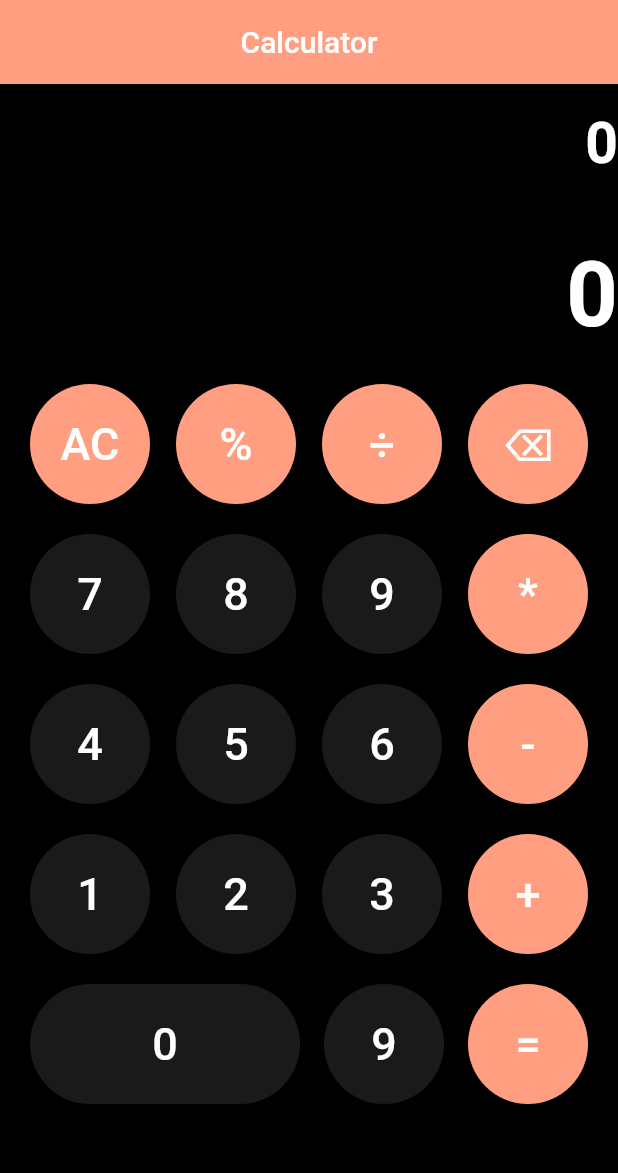
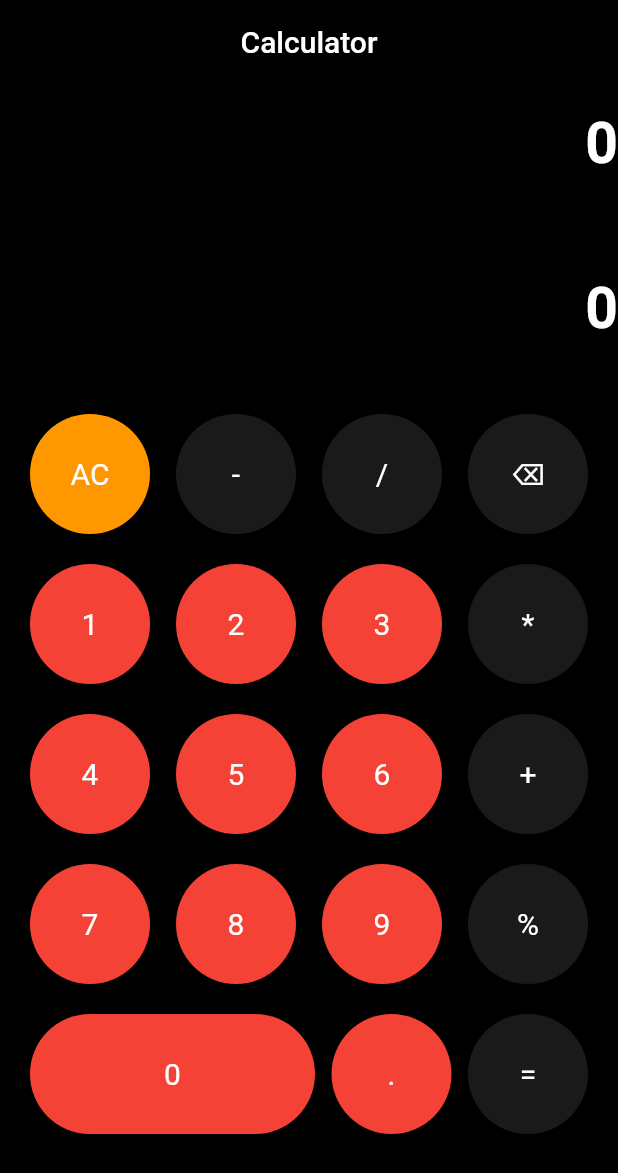
Before and after one commit to Saugat-Shrestha/calculator, a Flutter app: the screen it shows after launch, on a phone screen of 412 x 824 dp. Shown: the top 1173 px of the screen. Run offline on Flutter 3.47's test engine with Material 2 defaults, Android fonts, the phone set to English and light mode, and no system bars; our stand-ins replace math_expressions.

Commit message:
did again because why not

```diff
--- a/lib/main.dart
+++ b/lib/main.dart
@@ -10,7 +10,7 @@ class Calculator extends StatelessWidget {
 
   @override
   Widget build(BuildContext context) {
-    return const MaterialApp(
+    return MaterialApp(
       debugShowCheckedModeBanner: false,
       home: MyCalculator(),
     );
@@ -25,25 +25,21 @@ class MyCalculator extends StatefulWidget {
 }
 
 class _MyCalculatorState extends State<MyCalculator> {
-  String equation = "0";
-  String result = "0";
+  String equation = '0';
+  String result = " 0";
   String expression = "";
-  buttonPresed(Txt) {
+  bottonPressed(TextBtn) {
     setState(() {
-      if (Txt == 'AC') {
-        equation = '0';
-        result = '0';
-      } else if (Txt == '⌫') {
+      if (TextBtn == 'AC') {
+        equation = "0";
+        result = "0";
+      } else if (TextBtn == "⌫") {
         equation = equation.substring(0, equation.length - 1);
-
-        if (equation == '') {
+        if (equation == "") {
           equation = '0';
         }
-      } else if (Txt == '=') {
+      } else if (TextBtn == "=") {
         expression = equation;
-        expression = expression.replaceAll('x', '*');
-        expression = expression.replaceAll('÷', '/');
-        expression = expression.replaceAll('÷', '+');
 
         try {
           Parser p = Parser();
@@ -51,44 +47,41 @@ class _MyCalculatorState extends State<MyCalculator> {
           ContextModel cm = ContextModel();
           result = '${exp.evaluate(EvaluationType.REAL, cm)}';
         } catch (e) {
-          'Error';
+          "error";
         }
       } else {
         if (equation == '0') {
-          equation = Txt;
-        } else
-          equation = equation + Txt;
+          equation = TextBtn;
+        } else {
+          equation = equation + TextBtn;
+        }
       }
     });
   }
 
-  //widget
-  Widget CalBtn(
-    String Txt,
-    Color txtbar,
-    double btnwidth,
+  Widget calbtn(
+    String TextBtn,
+    Color backColor,
+    double btnWidth,
     Color btnColor,
   ) {
     return InkWell(
       onTap: () {
-        buttonPresed(Txt);
+        bottonPressed(TextBtn);
       },
       child: Container(
+        width: btnWidth,
         alignment: Alignment.center,
-          width: btnwidth,
         height: 80,
         decoration: BoxDecoration(
-            color: btnColor,
+          color: backColor,
           borderRadius: BorderRadius.circular(50),
         ),
         child: Text(
-            Txt,
-            style: TextStyle(
-              color: txtbar,
-              fontSize: 30,
-              fontWeight: FontWeight.w500,
+          TextBtn,
+          style: TextStyle(color: btnColor, fontSize: 20),
         ),
-          )),
+      ),
     );
   }
 
@@ -97,23 +90,24 @@ class _MyCalculatorState extends State<MyCalculator> {
     return Scaffold(
       backgroundColor: Colors.black,
       appBar: AppBar(
+        shape: BeveledRectangleBorder(borderRadius: BorderRadius.circular(8)),
         centerTitle: true,
-        backgroundColor: Colors.deepOrangeAccent[100],
         title: Text("Calculator"),
+        backgroundColor: Colors.black,
       ),
       body: SingleChildScrollView(
         child: Column(
           children: [
             Container(
+              alignment: Alignment.centerRight,
               height: 80,
               width: double.infinity,
-              alignment: Alignment.centerRight,
               color: Colors.black,
               child: Text(
                 equation,
                 style: TextStyle(
+                    fontSize: 38,
                     color: Colors.white,
-                    fontSize: 38,
                     fontWeight: FontWeight.bold),
               ),
             ),
@@ -121,15 +115,15 @@ class _MyCalculatorState extends State<MyCalculator> {
               height: 20,
             ),
             Container(
-              height: 80,
+              alignment: Alignment.centerRight,
+              height: 100,
               width: double.infinity,
-              alignment: Alignment.centerRight,
               color: Colors.black,
               child: Text(
                 result,
                 style: TextStyle(
+                    fontSize: 38,
                     color: Colors.white,
-                    fontSize: 60,
                     fontWeight: FontWeight.bold),
               ),
             ),
@@ -140,14 +134,10 @@ class _MyCalculatorState extends State<MyCalculator> {
                   Row(
                     mainAxisAlignment: MainAxisAlignment.spaceBetween,
                     children: [
-                      CalBtn("AC", Colors.white, 80,
-                          Colors.deepOrangeAccent[100]!),
-                      CalBtn(
-                          "%", Colors.white, 80, Colors.deepOrangeAccent[100]!),
-                      CalBtn(
-                          "÷", Colors.white, 80, Colors.deepOrangeAccent[100]!),
-                      CalBtn(
-                          "⌫", Colors.white, 80, Colors.deepOrangeAccent[100]!),
+                      calbtn("AC", Colors.orange, 80, Colors.white),
+                      calbtn("-", Colors.white10, 80, Colors.white),
+                      calbtn("/", Colors.white10, 80, Colors.white),
+                      calbtn("⌫", Colors.white10, 80, Colors.white),
                     ],
                   ),
                   SizedBox(
@@ -156,11 +146,10 @@ class _MyCalculatorState extends State<MyCalculator> {
                   Row(
                     mainAxisAlignment: MainAxisAlignment.spaceBetween,
                     children: [
-                      CalBtn("7", Colors.white, 80, Colors.white10!),
-                      CalBtn("8", Colors.white, 80, Colors.white10!),
-                      CalBtn("9", Colors.white, 80, Colors.white10!),
-                      CalBtn(
-                          "*", Colors.white, 80, Colors.deepOrangeAccent[100]!),
+                      calbtn("1", Colors.red, 80, Colors.white),
+                      calbtn("2", Colors.red, 80, Colors.white),
+                      calbtn("3", Colors.red, 80, Colors.white),
+                      calbtn("*", Colors.white10, 80, Colors.white),
                     ],
                   ),
                   SizedBox(
@@ -169,11 +158,10 @@ class _MyCalculatorState extends State<MyCalculator> {
                   Row(
                     mainAxisAlignment: MainAxisAlignment.spaceBetween,
                     children: [
-                      CalBtn("4", Colors.white, 80, Colors.white10!),
-                      CalBtn("5", Colors.white, 80, Colors.white10!),
-                      CalBtn("6", Colors.white, 80, Colors.white10!),
-                      CalBtn(
-                          "-", Colors.white, 80, Colors.deepOrangeAccent[100]!),
+                      calbtn("4", Colors.red, 80, Colors.white),
+                      calbtn("5", Colors.red, 80, Colors.white),
+                      calbtn("6", Colors.red, 80, Colors.white),
+                      calbtn("+", Colors.white10, 80, Colors.white),
                     ],
                   ),
                   SizedBox(
@@ -182,11 +170,10 @@ class _MyCalculatorState extends State<MyCalculator> {
                   Row(
                     mainAxisAlignment: MainAxisAlignment.spaceBetween,
                     children: [
-                      CalBtn("1", Colors.white, 80, Colors.white10!),
-                      CalBtn("2", Colors.white, 80, Colors.white10!),
-                      CalBtn("3", Colors.white, 80, Colors.white10!),
-                      CalBtn(
-                          "+", Colors.white, 80, Colors.deepOrangeAccent[100]!),
+                      calbtn("7", Colors.red, 80, Colors.white),
+                      calbtn("8", Colors.red, 80, Colors.white),
+                      calbtn("9", Colors.red, 80, Colors.white),
+                      calbtn("%", Colors.white10, 80, Colors.white),
                     ],
                   ),
                   SizedBox(
@@ -195,10 +182,9 @@ class _MyCalculatorState extends State<MyCalculator> {
                   Row(
                     mainAxisAlignment: MainAxisAlignment.spaceBetween,
                     children: [
-                      CalBtn("0", Colors.white, 180, Colors.white10!),
-                      CalBtn("9", Colors.white, 80, Colors.white10!),
-                      CalBtn(
-                          "=", Colors.white, 80, Colors.deepOrangeAccent[100]!),
+                      calbtn("0", Colors.red, 190, Colors.white),
+                      calbtn(".", Colors.red, 80, Colors.white),
+                      calbtn("=", Colors.white10, 80, Colors.white),
                     ],
                   ),
                   SizedBox(
```
Lines whose indentation alone changed are shown as unchanged.
